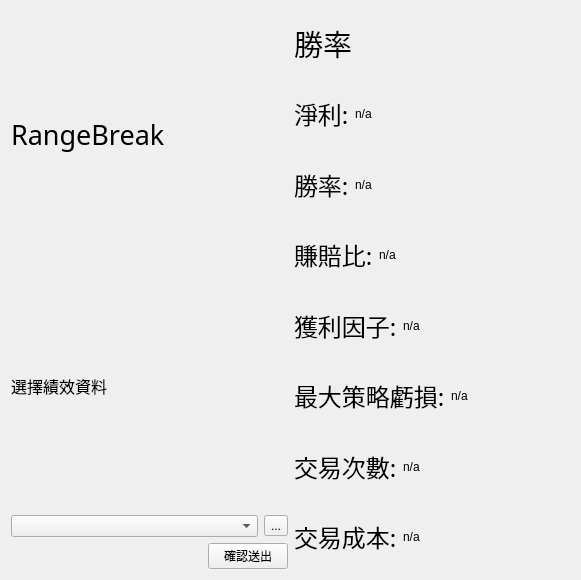
Old version of the form RangeBreak_Performance.ui in the repository allen93075/Winner.
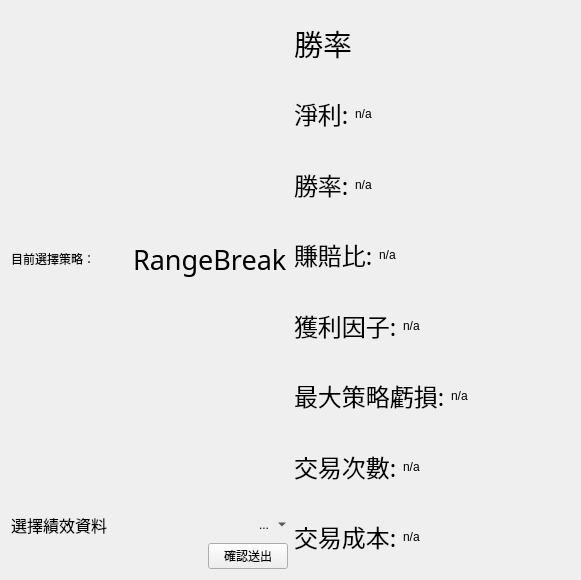
New version of the form.

Commit message: 績效介面修改測試

What changed in the file:
```diff
--- a/RangeBreak_Performance.ui
+++ b/RangeBreak_Performance.ui
@@ -19,6 +19,21 @@
      <item>
       <layout class="QVBoxLayout" name="verticalLayout">
        <item>
+        <layout class="QHBoxLayout" name="horizontalLayout_3">
+         <property name="sizeConstraint">
+          <enum>QLayout::SetDefaultConstraint</enum>
+         </property>
+         <item>
+          <widget class="QLabel" name="label_10">
+           <property name="text">
+            <string>目前選擇策略：</string>
+           </property>
+           <property name="alignment">
+            <set>Qt::AlignLeading|Qt::AlignLeft|Qt::AlignVCenter</set>
+           </property>
+          </widget>
+         </item>
+         <item>
         <widget class="QLabel" name="title">
          <property name="font">
           <font>
@@ -29,8 +44,15 @@
          <property name="text">
           <string>RangeBreak</string>
          </property>
-        </widget>
-       </item>
+           <property name="alignment">
+            <set>Qt::AlignLeading|Qt::AlignLeft|Qt::AlignVCenter</set>
+           </property>
+          </widget>
+         </item>
+        </layout>
+       </item>
+       <item>
+        <layout class="QHBoxLayout" name="horizontalLayout_2">
        <item>
         <widget class="QLabel" name="label_9">
          <property name="font">
@@ -45,15 +67,16 @@
         </widget>
        </item>
        <item>
-        <layout class="QHBoxLayout" name="horizontalLayout_2">
-         <item>
-          <widget class="QComboBox" name="performance_data_combobox"/>
-         </item>
-         <item>
           <widget class="QToolButton" name="performancedata_toolButton">
            <property name="text">
             <string>...</string>
            </property>
+           <property name="popupMode">
+            <enum>QToolButton::MenuButtonPopup</enum>
+           </property>
+           <property name="autoRaise">
+            <bool>true</bool>
+           </property>
           </widget>
          </item>
         </layout>
```
Lines whose indentation alone changed are shown as unchanged. The commit also changes 2 other files.
